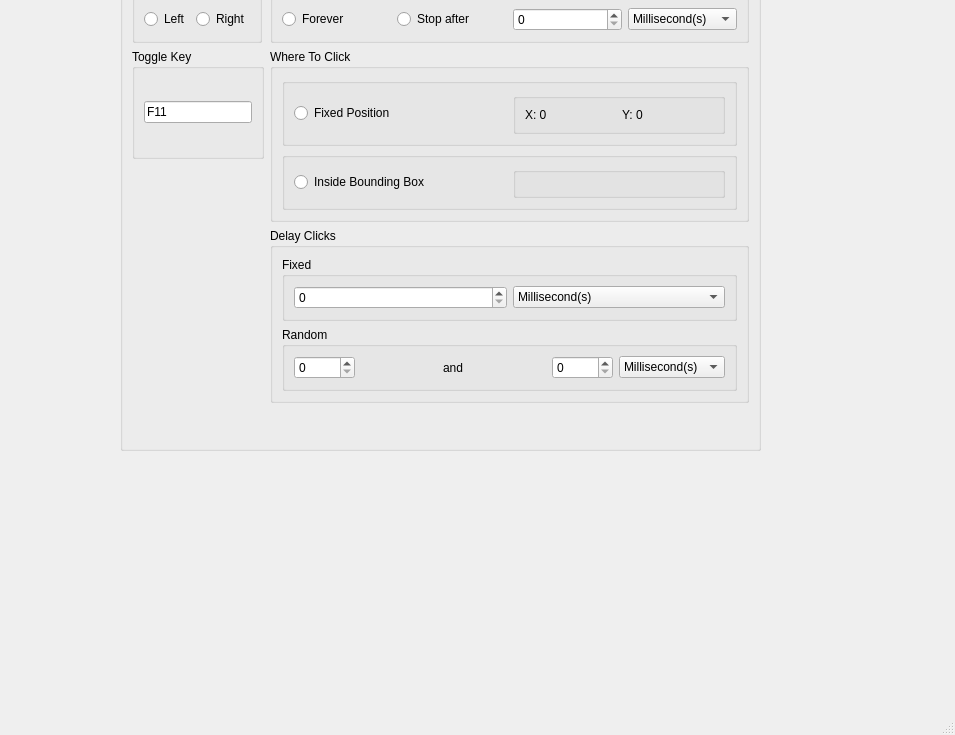
Before: the Qt Designer form mainwindow.ui in apesci1/auto-clicker, drawn with Qt 5.
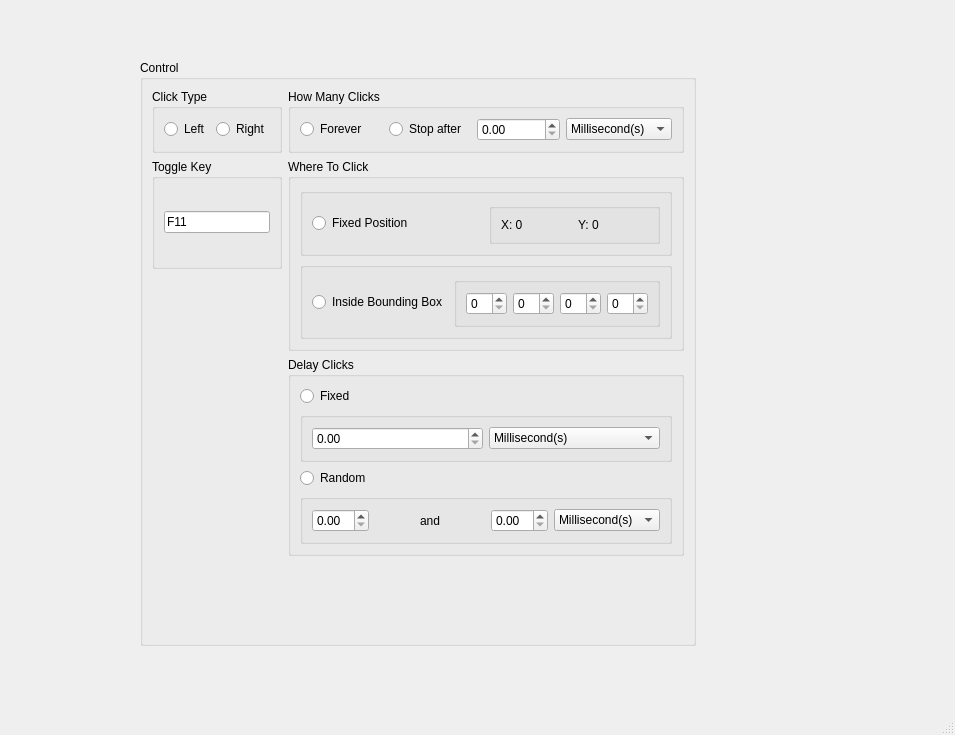
After: the same form once the commit is applied.

Commit message: update: rename ui components

The edit to the form file:
```diff
--- a/mainwindow.ui
+++ b/mainwindow.ui
@@ -17,10 +17,10 @@
    <widget class="QGroupBox" name="groupBox_7">
     <property name="geometry">
      <rect>
-      <x>120</x>
-      <y>-50</y>
-      <width>641</width>
-      <height>501</height>
+      <x>140</x>
+      <y>60</y>
+      <width>556</width>
+      <height>586</height>
      </rect>
     </property>
     <property name="title">
@@ -71,14 +71,7 @@
          </widget>
         </item>
         <item>
-         <widget class="QSpinBox" name="spinBox_6">
-          <property name="minimum">
-           <number>0</number>
-          </property>
-          <property name="maximum">
-           <number>99999</number>
-          </property>
-         </widget>
+         <widget class="QDoubleSpinBox" name="clickControlTimeDoubleSpinBox"/>
         </item>
         <item>
          <widget class="QComboBox" name="comboBox_4">
@@ -125,17 +118,20 @@
        </property>
        <layout class="QVBoxLayout" name="verticalLayout">
         <item>
-         <widget class="QGroupBox" name="groupBox_4">
-          <property name="title">
+         <widget class="QRadioButton" name="fixedDelayRadioButton">
+          <property name="text">
            <string>Fixed</string>
           </property>
+         </widget>
+        </item>
+        <item>
+         <widget class="QGroupBox" name="groupBox_4">
+          <property name="title">
+           <string/>
+          </property>
           <layout class="QHBoxLayout" name="horizontalLayout_6">
            <item>
-            <widget class="QSpinBox" name="spinBox_5">
-             <property name="maximum">
-              <number>99999</number>
-             </property>
-            </widget>
+            <widget class="QDoubleSpinBox" name="fixedDelayDoubleSpinBox"/>
            </item>
            <item>
             <widget class="QComboBox" name="comboBox_3">
@@ -160,17 +156,20 @@
          </widget>
         </item>
         <item>
-         <widget class="QGroupBox" name="randomDelayGroup">
-          <property name="title">
+         <widget class="QRadioButton" name="randomDelayRadioButton">
+          <property name="text">
            <string>Random</string>
           </property>
+         </widget>
+        </item>
+        <item>
+         <widget class="QGroupBox" name="randomDelayGroup">
+          <property name="title">
+           <string/>
+          </property>
           <layout class="QHBoxLayout" name="horizontalLayout_5">
            <item>
-            <widget class="QSpinBox" name="spinBox_3">
-             <property name="maximum">
-              <number>99999</number>
-             </property>
-            </widget>
+            <widget class="QDoubleSpinBox" name="randomDelayStartDoubleSpinBox"/>
            </item>
            <item>
             <spacer name="horizontalSpacer">
@@ -206,11 +205,7 @@
             </spacer>
            </item>
            <item>
-            <widget class="QSpinBox" name="spinBox_4">
-             <property name="maximum">
-              <number>99999</number>
-             </property>
-            </widget>
+            <widget class="QDoubleSpinBox" name="randomDelayEndDoubleSpinBox"/>
            </item>
            <item>
             <widget class="QComboBox" name="comboBox_2">
@@ -300,7 +295,36 @@
              <property name="title">
               <string/>
              </property>
-             <layout class="QHBoxLayout" name="horizontalLayout_8"/>
+             <layout class="QHBoxLayout" name="horizontalLayout_8">
+              <item>
+               <widget class="QSpinBox" name="dyanmicPositionCoords_x1">
+                <property name="maximum">
+                 <number>9999</number>
+                </property>
+               </widget>
+              </item>
+              <item>
+               <widget class="QSpinBox" name="dyanmicPositionCoords_y1">
+                <property name="maximum">
+                 <number>9999</number>
+                </property>
+               </widget>
+              </item>
+              <item>
+               <widget class="QSpinBox" name="dyanmicPositionCoords_x2">
+                <property name="maximum">
+                 <number>9999</number>
+                </property>
+               </widget>
+              </item>
+              <item>
+               <widget class="QSpinBox" name="dyanmicPositionCoords_y2">
+                <property name="maximum">
+                 <number>9999</number>
+                </property>
+               </widget>
+              </item>
+             </layout>
             </widget>
            </item>
           </layout>
```
Left out of the diff: 48 changed lines with no effect on the pictures. The commit also changes 2 other files.
